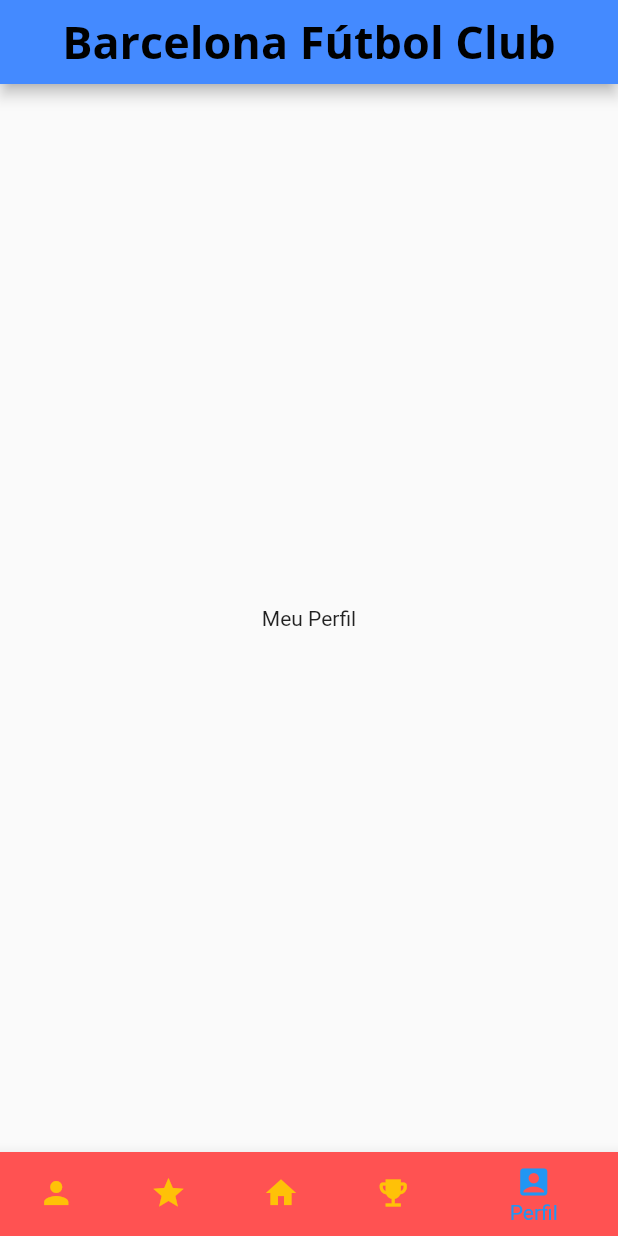
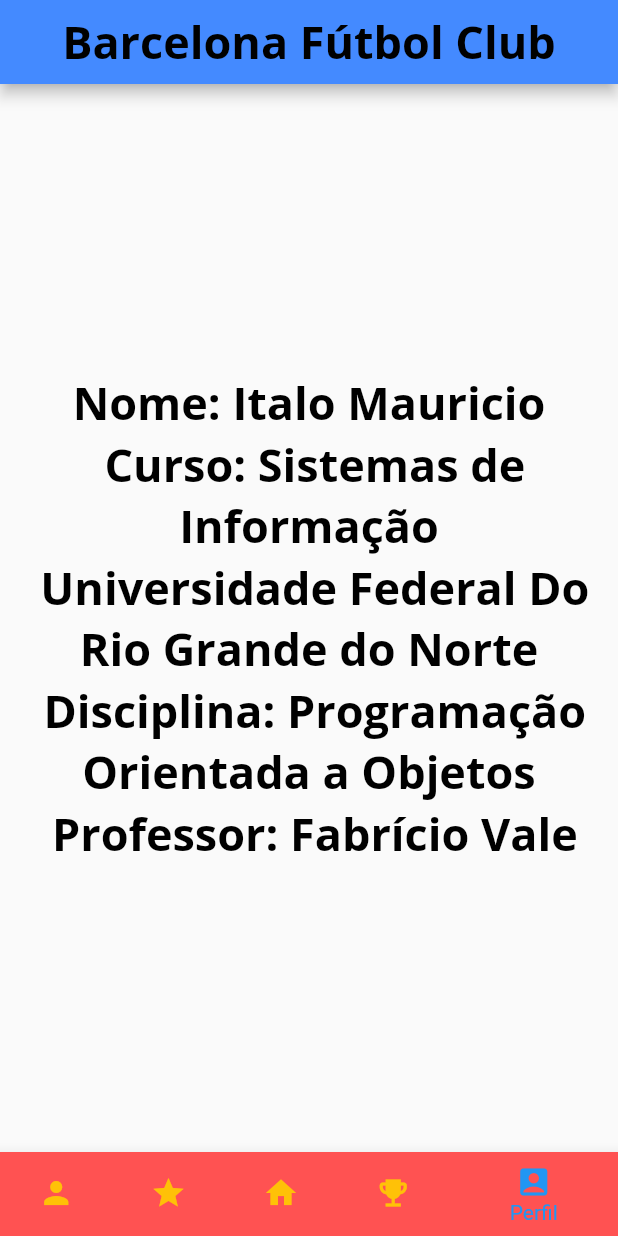
Before and after one commit to italo-mauricio/Flutter_POO1, a Flutter app: the screen it shows after launch, item 5 of the bottom bar chosen, on a phone screen of 412 x 824 dp. Run offline on Flutter 3.47's test engine with Material 2 defaults, Android fonts, the phone set to English and light mode, and no system bars; our stand-ins replace google_fonts; network calls fail.

Commit message:
finalizando atividade: receita 1 até a questão 9

```diff
--- a/atividade_receita1/lib/atividade_receita1/AtividadeReceita1.dart
+++ b/atividade_receita1/lib/atividade_receita1/AtividadeReceita1.dart
@@ -1,15 +1,13 @@
 import 'table/tabela.dart';
 import 'package:flutter/material.dart';
-
 import 'package:google_fonts/google_fonts.dart';
-// ignore: depend_on_referenced_packages, import_of_legacy_library_into_null_safe
 import 'dart:math' as math;
 import 'assets/imagens.dart';
 import 'content/messi.dart';
 import 'content/barcelona.dart';
 import 'content/campNou.dart';
+import 'content/autor.dart';
 
-// ignore: non_constant_identifier_names
 void Atividade1() {
   runApp(MyApp());
 }
@@ -41,7 +39,7 @@
     Center(child: lionelMessi()),
     Center(child: estadioBarcelona()),
     Center(child: tabelaBarcelona()),
-    const Center(child: Text("Meu Perfil")),
+    Center(child: meuPerfil()),
   ];
 
   void _onItemTapped(int index) {
@@ -97,6 +95,7 @@
               onTap: _onItemTapped,
             ),
           ),
-        ));
+        ),
+      );
+    }
   }
-}
--- /dev/null
+++ b/atividade_receita1/lib/atividade_receita1/content/autor.dart
@@ -0,0 +1,34 @@
+import 'package:flutter/material.dart';
+import 'package:google_fonts/google_fonts.dart';
+import '../assets/imagens.dart';
+
+TextStyle _FontHeader = GoogleFonts.openSans(
+  fontSize: 30,
+  fontWeight: FontWeight.bold,
+  fontStyle: FontStyle.normal,
+  color: Colors.black,
+);
+
+TextStyle _FontNormalText = GoogleFonts.openSans(
+  fontSize: 20,
+  fontWeight: FontWeight.normal,
+  fontStyle: FontStyle.normal,
+  color: Colors.black,
+);
+
+Widget meuPerfil() {
+  return SingleChildScrollView(
+    child: Container(
+      padding: EdgeInsets.all(16.0),
+      child: Column(
+        children: <Widget>[
+          Text(
+            "Nome: Italo Mauricio\n Curso: Sistemas de Informação\n Universidade Federal Do Rio Grande do Norte\n Disciplina: Programação Orientada a Objetos\n Professor: Fabrício Vale",
+            style: _FontHeader,
+            textAlign: TextAlign.center,
+          ),
+        ],
+      ),
+    ),
+  );
+}
```
